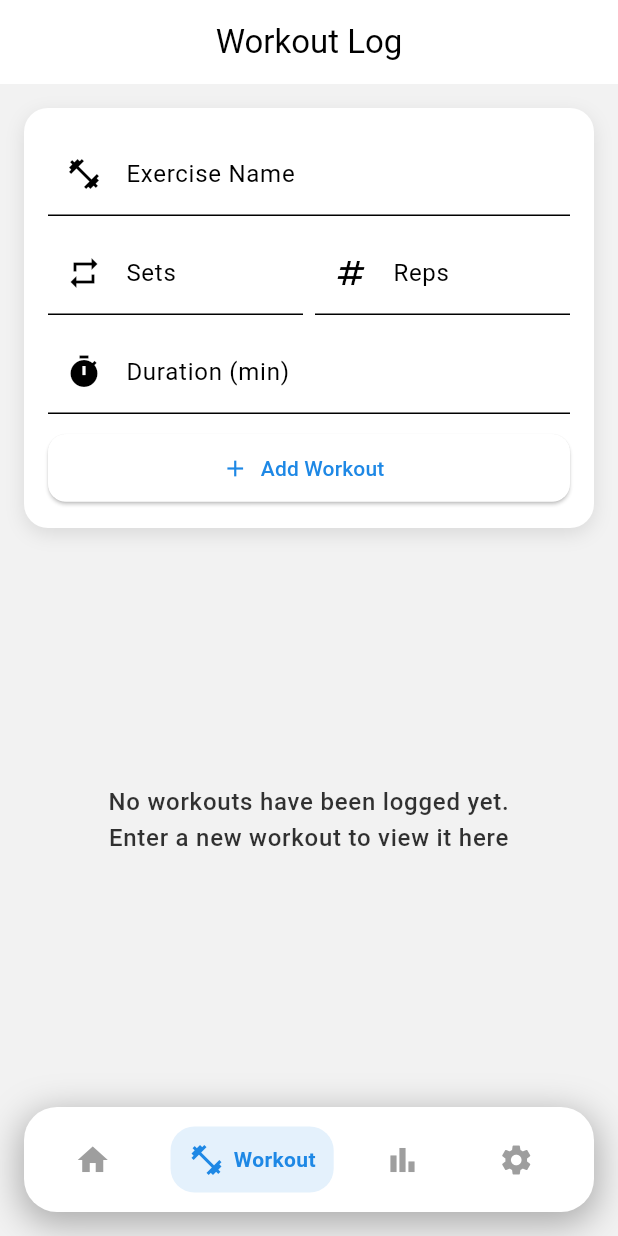
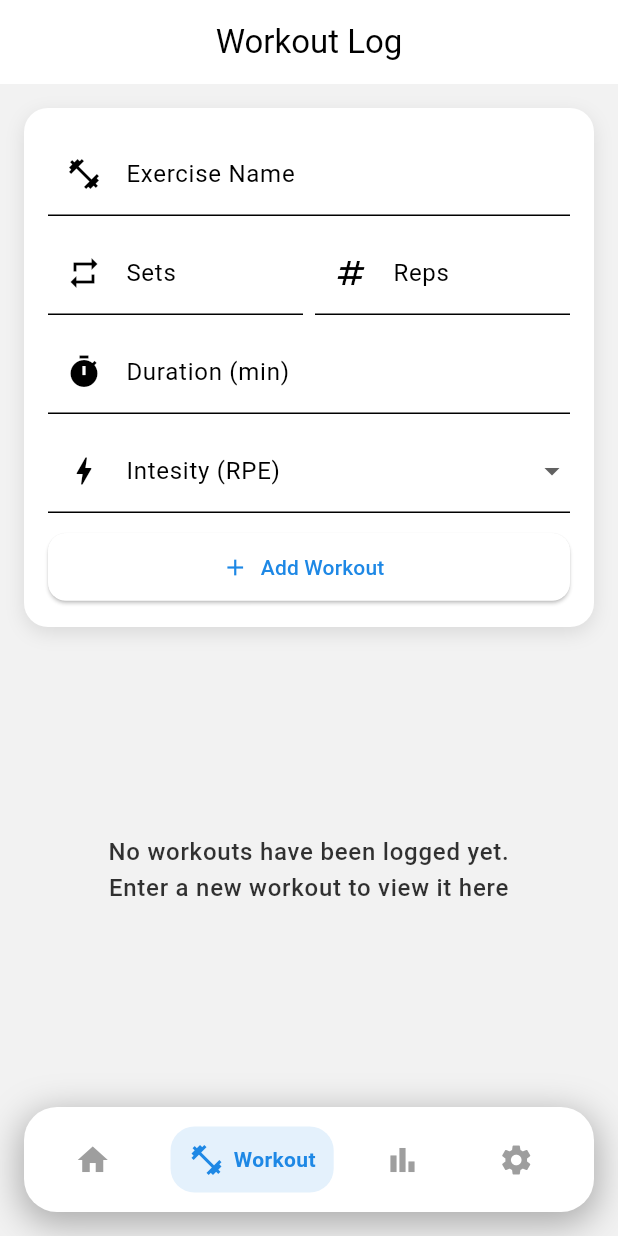
Before and after one commit to kvo110/fitness_tracker, a Flutter app: the screen it shows after launch, item 2 of the bottom bar chosen, on a phone screen of 412 x 824 dp. Run offline on Flutter 3.47's test engine with Material 3 defaults, Android fonts, the phone set to English and light mode, and no system bars.

Commit message:
Addition of workout intensity scale (RPE) 1-10

```diff
--- a/fitness_tracker/lib/screens/workout_screen.dart
+++ b/fitness_tracker/lib/screens/workout_screen.dart
@@ -17,6 +17,9 @@
         final TextEditingController _setsController = TextEditingController();
         final TextEditingController _repsController = TextEditingController();
         final TextEditingController _durationController = TextEditingController();
+
+        // Select RPE value
+        String? _selectedRPE;
 
         // Add workout to list
         void _addWorkout() {
@@ -125,6 +128,28 @@
                                             prefixIcon: Icon(Icons.timer),
                                         ),
                                     ),
+                                    const SizedBox(height: 10),
+
+                                    // Dropdown menu for rep intensity (RPE) with a 1-10 scale, 1 being effortless and 10 being highly difficult (unable to do another rep)
+                                    DropdownButtonFormField<String> (
+                                        value: _selectedRPE,
+                                        decoration: const InputDecoration(
+                                            labelText: 'Intesity (RPE)',
+                                            prefixIcon: Icon(Icons.bolt),
+                                        ),
+                                        items: List.generate(
+                                            10, (i) => DropdownMenuItem(
+                                                value: '${i + 1}',
+                                                child: Text('RPE ${i + 1} - ${_rpeDescriptions[i]}'),
+                                            ),
+                                        ),
+                                        onChanged: (value) {
+                                            setState(() {
+                                                _selectedRPE = value;
+                                            });
+                                        },
+                                    ),
+
                                     const SizedBox(height: 12),
                                     ElevatedButton.icon(
                                         onPressed: _addWorkout,
@@ -183,7 +208,7 @@
                                                 elevation: 3,
                                                 child: ListTile(
                                                     title: Text(w['exercise']),
-                                                    subtitle: Text('${w['sets']} sets × ${w['reps']} reps\nDuration: ${w['duration']} min'),
+                                                    subtitle: Text('${w['sets']} sets × ${w['reps']} reps\nDuration: ${w['duration']} min\nRPE: ${w['rpe']}'),
                                                     trailing: IconButton(
                                                         icon: const Icon(Icons.delete_outline),
                                                         onPressed: () => _deleteWorkout(index),
@@ -201,6 +226,20 @@
         );
     }
 
+    // RPE description for user to understand what each RPE means
+    static const List<String> _rpeDescriptions = [
+        'Very Easy',
+        'Easy',
+        'Moderate',
+        'Somewhat Hard',
+        'Hard',
+        'Challenging',
+        'Very Challenging',
+        'Intense',
+        'Highly Intense',
+        'Max Effort',
+    ];
+
     @override
     void dispose() {
         _exerciseController.dispose();
```
